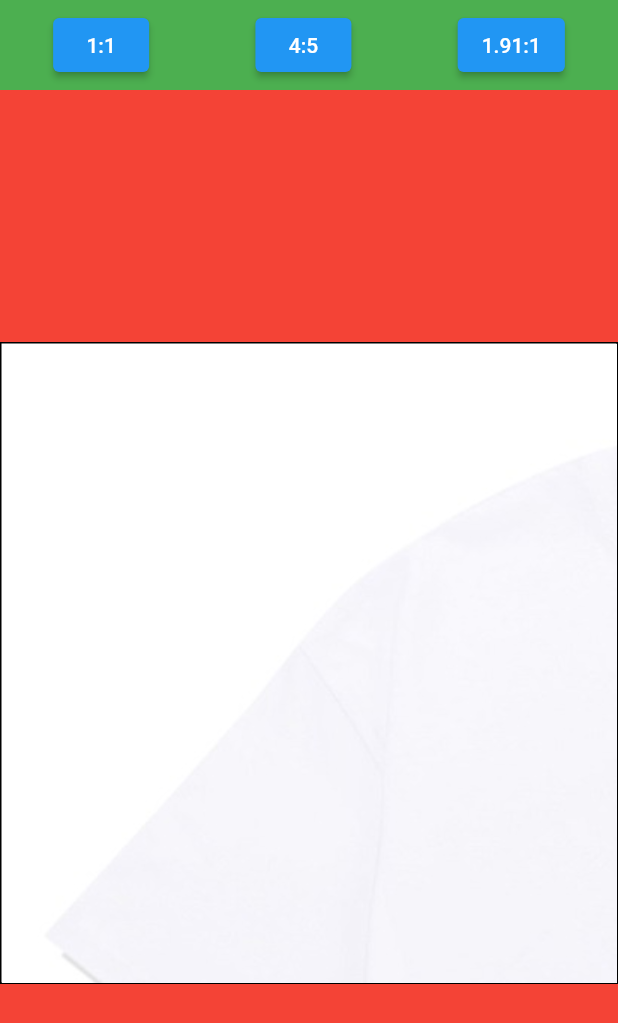
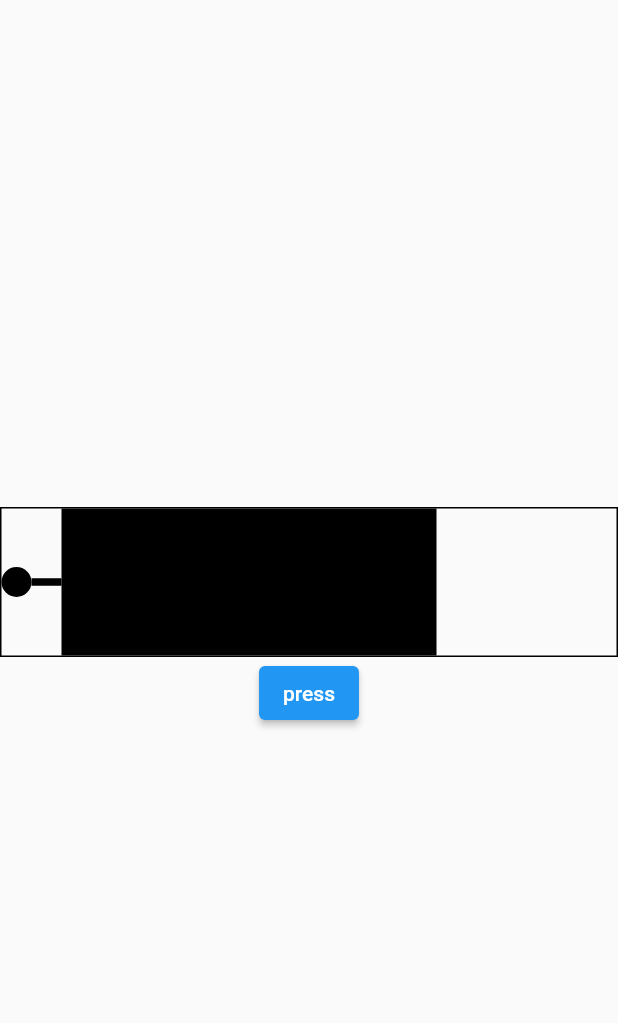
Before and after one commit to HeoKyuTae/Flutter-Source, a Flutter app: the screen it shows after launch, on a phone screen of 412 x 824 dp. Shown: the top 1023 px of the screen. Run offline on Flutter 3.47's test engine with Material 2 defaults, Android fonts, the phone set to English and light mode, and no system bars; our stand-ins replace cached_network_image, get, screenshot, scroll_to_index, webview_flutter; missing offline and left inert: matrix4_transform.

Commit message:
animation container

```diff
--- /dev/null
+++ b/lib/animationmix.dart
@@ -0,0 +1,70 @@
+import 'package:flutter/material.dart';
+import 'package:flutter/src/widgets/container.dart';
+import 'package:flutter/src/widgets/framework.dart';
+
+class AnimationMix extends StatefulWidget {
+  const AnimationMix({super.key});
+
+  @override
+  State<AnimationMix> createState() => _AnimationMixState();
+}
+
+class _AnimationMixState extends State<AnimationMix> {
+  bool isShow = false;
+
+  @override
+  Widget build(BuildContext context) {
+    return Scaffold(
+      body: Container(
+        child: Column(
+          mainAxisAlignment: MainAxisAlignment.center,
+          children: [
+            Center(
+              child: Container(
+                height: 100,
+                decoration: BoxDecoration(border: Border.all()),
+                child: Row(
+                  children: [
+                    Container(
+                      width: 20,
+                      child: Container(
+                        height: 20,
+                        decoration: BoxDecoration(color: Colors.black, borderRadius: BorderRadius.circular(20)),
+                      ),
+                    ),
+                    AnimatedContainer(
+                      width: isShow ? 0 : 20,
+                      duration: const Duration(milliseconds: 500),
+                      child: Container(
+                        height: 5,
+                        color: Colors.black,
+                      ),
+                    ),
+                    AnimatedOpacity(
+                      opacity: isShow ? 0 : 1,
+                      duration: const Duration(milliseconds: 500),
+                      child: Container(
+                        width: 250,
+                        color: Colors.black,
+                      ),
+                    )
+                  ],
+                ),
+              ),
+            ),
+            Center(
+              child: ElevatedButton(
+                  onPressed: () {
+                    print('object');
+                    setState(() {
+                      isShow = !isShow;
+                    });
+                  },
+                  child: const Text('press')),
+            )
+          ],
+        ),
+      ),
+    );
+  }
+}
--- a/lib/main.dart
+++ b/lib/main.dart
@@ -1,13 +1,15 @@
 import 'package:flutter/material.dart';
+import 'package:make_source/animationmix.dart';
 import 'package:make_source/box.dart';
 import 'package:make_source/box1.dart';
 import 'package:make_source/idxstack.dart';
 import 'package:make_source/interactive.dart';
+import 'package:make_source/list.dart';
 import 'package:make_source/scrap.dart';
 
 void main() {
   runApp(const MaterialApp(
-    home: Interactive(),
+    home: AnimationMix(),
   ));
 }
 
--- a/pubspec.yaml
+++ b/pubspec.yaml
@@ -45,6 +45,7 @@ dependencies:
   screenshot: ^1.3.0
   path_provider: ^2.0.11
   extended_image_library: ^3.4.1
+  scroll_to_index: ^3.0.1
 
 dev_dependencies:
   flutter_test:
```
Also changed, not shown: lib/list.dart (added, +109 -0 lines), pubspec.lock.
